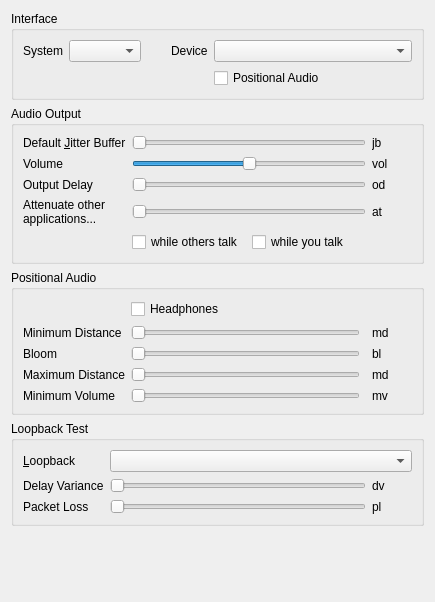
Above: src/mumble/AudioOutput.ui from mumble-voip/mumble before the change. Below: the same form after it.
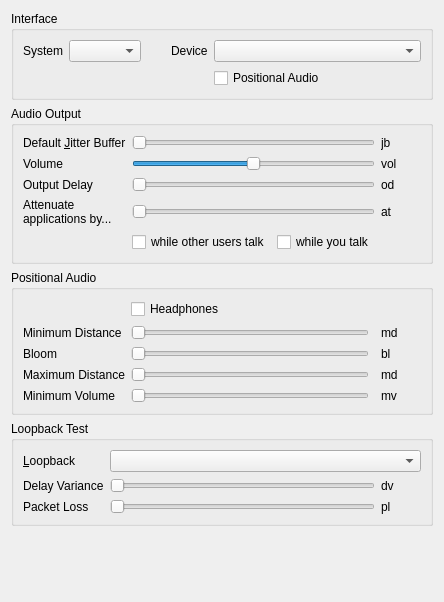
That is the form after the change.

Commit message: Make other applications volume slider represent attenuation. Fix surrounding strings.

Diff of the .ui file:
```diff
--- a/src/mumble/AudioOutput.ui
+++ b/src/mumble/AudioOutput.ui
@@ -236,7 +236,7 @@
       <item row="3" column="0">
        <widget class="QLabel" name="qliOtherVolume">
         <property name="text">
-         <string>Attenuate other applications...</string>
+         <string>Attenuate applications by...</string>
         </property>
         <property name="alignment">
          <set>Qt::AlignLeading|Qt::AlignLeft|Qt::AlignTop</set>
@@ -263,6 +263,9 @@
         <property name="maximum">
          <number>100</number>
         </property>
+        <property name="value">
+         <number>0</number>
+        </property>
         <property name="orientation">
          <enum>Qt::Horizontal</enum>
         </property>
@@ -286,7 +289,7 @@
            <string>&lt;b&gt;Attenuate applications while others talk&lt;/b&gt;&lt;br /&gt;Mumble supports decreasing the volume of other applications during incoming and/or outgoing speech. This makes mumble activate the feature while others talk to you.</string>
           </property>
           <property name="text">
-           <string>while others talk</string>
+           <string>while other users talk</string>
           </property>
          </widget>
         </item>
```
Left out of the diff: 8 changed lines with no effect on the pictures. The commit also changes 2 other files.
